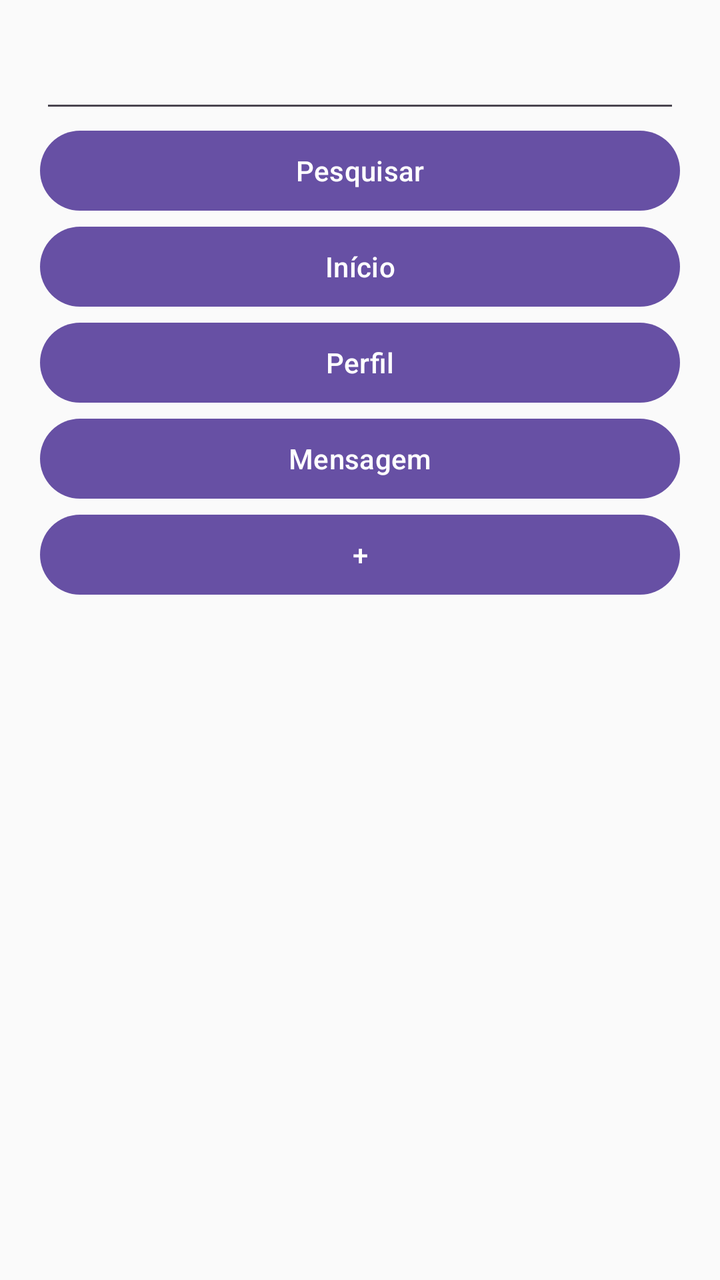
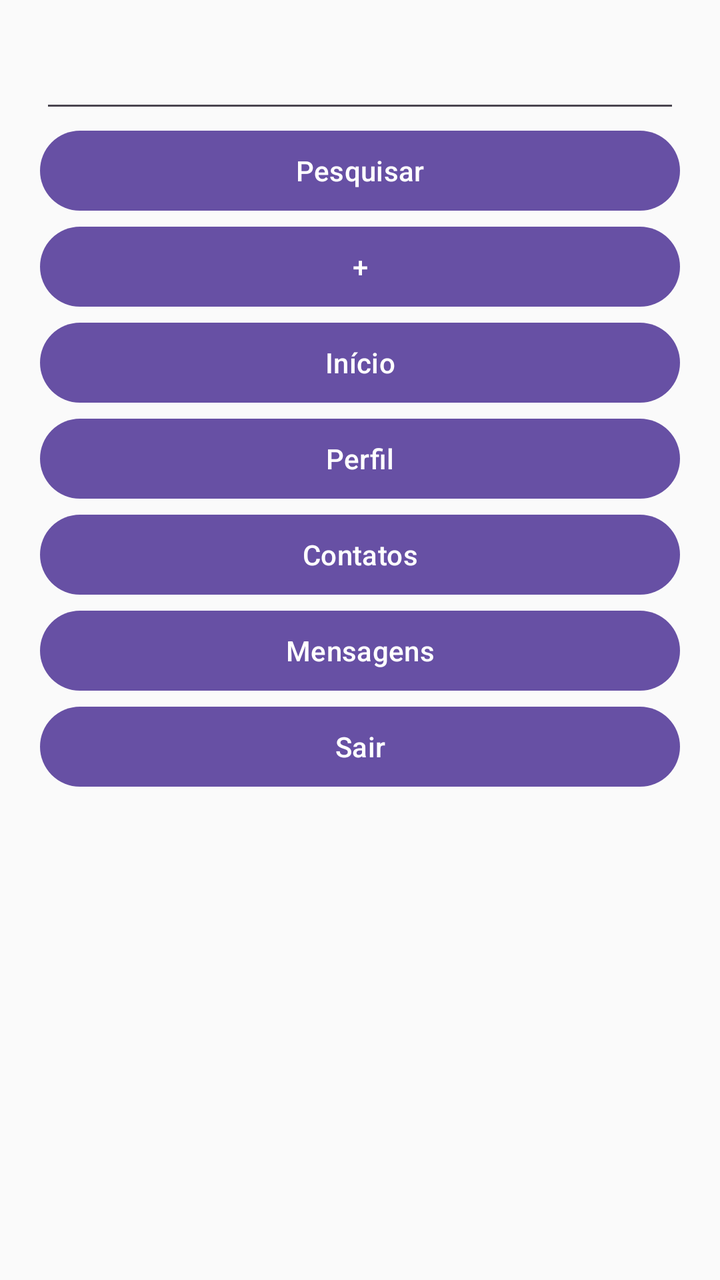

Compare the two renders of this Android layout. The source of the first and the diff that turns it into the second are given below.
<!-- AndroidManifest.xml: application theme Theme.ProjetoAchadosPerdidos -->
<!-- res/layout/tela_inicio.xml -->
<?xml version="1.0" encoding="utf-8"?>
<androidx.core.widget.NestedScrollView xmlns:android="http://schemas.android.com/apk/res/android"
    xmlns:app="http://schemas.android.com/apk/res-auto"
    xmlns:tools="http://schemas.android.com/tools"
    android:layout_width="match_parent"
    android:layout_height="match_parent"
    android:background="#FAFAFA"
    android:fitsSystemWindows="true"
    android:id="@+id/TelaInicio"
    tools:context=".TelaInicio">

    <LinearLayout
        android:layout_width="match_parent"
        android:layout_height="wrap_content"
        android:orientation="vertical"
        android:padding="20dp">

        <EditText
            android:layout_width="match_parent"
            android:layout_height="wrap_content">
        </EditText>

        <Button
            android:id="@+id/buttonPesquisar"
            android:layout_width="match_parent"
            android:layout_height="wrap_content"
            android:text="Pesquisar">
        </Button>

        <Button
            android:id="@+id/buttonInicio"
            android:layout_width="match_parent"
            android:layout_height="wrap_content"
            android:text="Início">
        </Button>

        <Button
            android:id="@+id/buttonPerfil"
            android:layout_width="match_parent"
            android:layout_height="wrap_content"
            android:text="Perfil">
        </Button>

        <Button
            android:id="@+id/buttonMensagem"
            android:layout_width="match_parent"
            android:layout_height="wrap_content"
            android:text="Mensagem">
        </Button>

        <Button
            android:id="@+id/buttonPostar"
            android:layout_width="match_parent"
            android:layout_height="wrap_content"
            android:text="+">
        </Button>

    </LinearLayout>



</androidx.core.widget.NestedScrollView>
<!-- resources referenced by this layout -->
<resources>
  <style name="Theme.ProjetoAchadosPerdidos" parent="Base.Theme.ProjetoAchadosPerdidos" />
  <style name="Base.Theme.ProjetoAchadosPerdidos" parent="Theme.Material3.DayNight.NoActionBar">
          
          
      </style>
</resources>

<!-- the commit's change to res/layout/tela_inicio.xml (unified diff, before → after) -->
@@ -28,6 +28,13 @@
         </Button>
 
         <Button
+            android:id="@+id/buttonPostar"
+            android:layout_width="match_parent"
+            android:layout_height="wrap_content"
+            android:text="+">
+        </Button>
+
+        <Button
             android:id="@+id/buttonInicio"
             android:layout_width="match_parent"
             android:layout_height="wrap_content"
@@ -42,21 +49,26 @@
         </Button>
 
         <Button
+            android:id="@+id/buttonContato"
+            android:layout_width="match_parent"
+            android:layout_height="wrap_content"
+            android:text="Contatos">
+        </Button>
+
+        <Button
             android:id="@+id/buttonMensagem"
             android:layout_width="match_parent"
             android:layout_height="wrap_content"
-            android:text="Mensagem">
+            android:text="Mensagens">
         </Button>
 
         <Button
-            android:id="@+id/buttonPostar"
+            android:id="@+id/buttonSair"
             android:layout_width="match_parent"
             android:layout_height="wrap_content"
-            android:text="+">
+            android:text="Sair">
         </Button>
 
     </LinearLayout>
 
-
-
 </androidx.core.widget.NestedScrollView>
